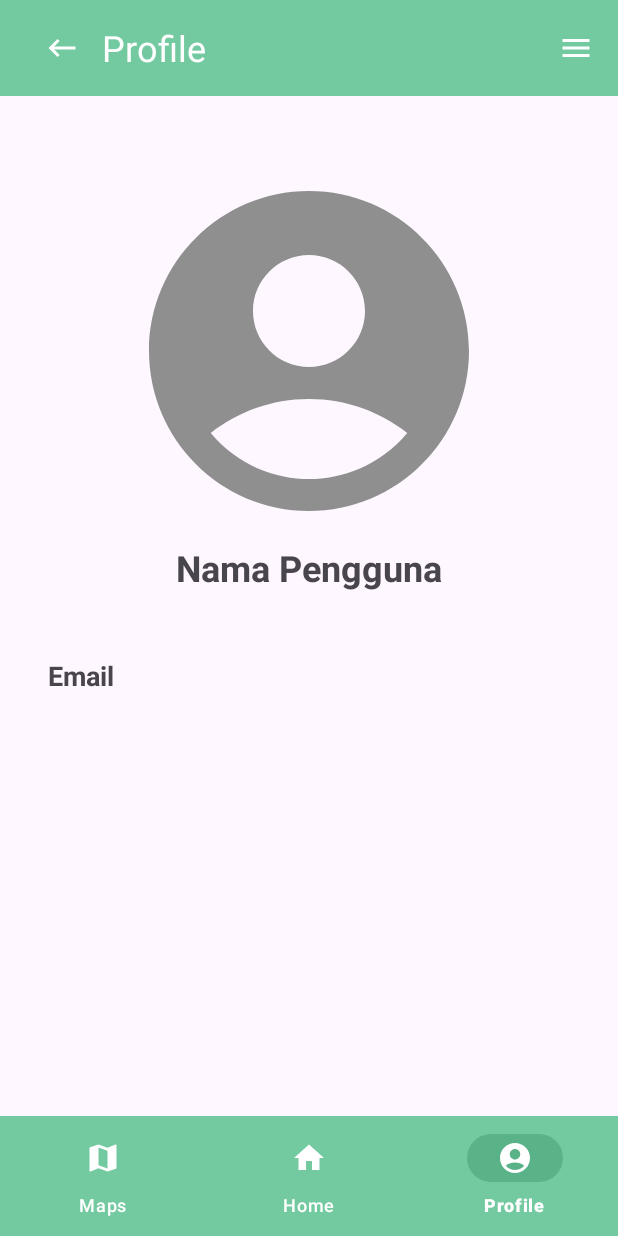
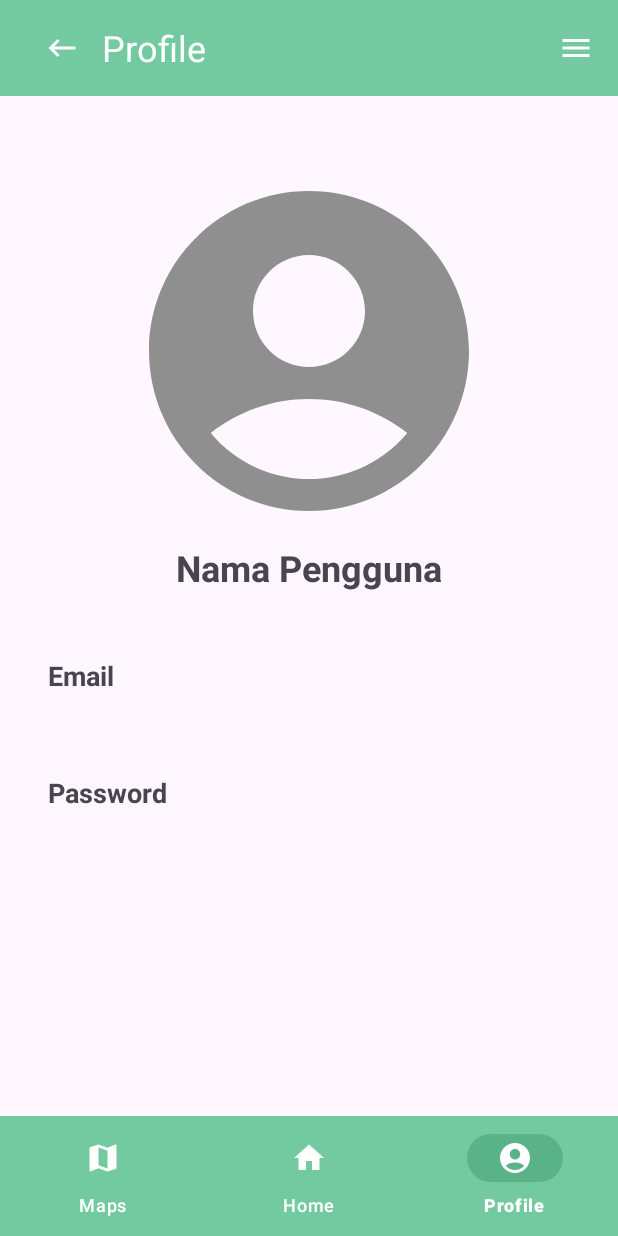
Before and after one commit to syamsudinhilmi/trashtech-project, an Android app: the ProfileActivity screen opened directly, with no data from a screen before it, on a phone screen of 412 x 824 dp. Run offline under Robolectric (Android 15) with nearby library versions, the phone set to English and light mode, and no system bars; our stand-ins replace CircleImageView, Firebase (no records; nobody signed in at launch, a user with empty details on screens opened directly); 3 statements that could not run were skipped.

Commit message:
menambah library firestore untuk menyimpan informasi profile

```diff
--- a/app/build.gradle.kts
+++ b/app/build.gradle.kts
@@ -49,6 +49,7 @@ dependencies {
     implementation("androidx.constraintlayout:constraintlayout:2.1.4")
     implementation("com.google.android.gms:play-services-maps:18.2.0")
     implementation("com.google.firebase:firebase-auth:22.3.0")
+    implementation("com.google.firebase:firebase-firestore:24.10.0")
     implementation("com.google.android.gms:play-services-location:21.0.1")
     testImplementation("junit:junit:4.13.2")
     androidTestImplementation("androidx.test.ext:junit:1.1.5")
--- a/app/src/main/java/com/bangkit/trashtech/ui/activity/ProfileActivity.kt
+++ b/app/src/main/java/com/bangkit/trashtech/ui/activity/ProfileActivity.kt
@@ -17,6 +17,7 @@ import com.bangkit.trashtech.ui.BottomNavigationUtils
 import com.google.firebase.Firebase
 import com.google.firebase.auth.FirebaseAuth
 import com.google.firebase.auth.auth
+import com.google.firebase.firestore.firestore
 
 class ProfileActivity : AppCompatActivity() {
     private lateinit var binding: ActivityProfileBinding
@@ -30,10 +31,27 @@ class ProfileActivity : AppCompatActivity() {
         supportActionBar?.hide()
         auth = Firebase.auth
         val user = auth.currentUser
+        val db = Firebase.firestore
 
         if (user != null) {
-            binding.tvRealEmail.text = user.email
+            val docRef = db.collection("users").document(user.uid)
+            docRef.get()
+                .addOnSuccessListener { document ->
+                    if (document != null) {
+                        Log.d(TAG, "DocumentSnapshot data: ${document.data}")
+                        binding.tvUsername.text = document.get("username").toString()
+                        binding.tvRealEmail.text = document.get("email").toString()
+                        binding.tvRealPassword.text = document.get("password").toString()
+                    } else {
+                        Log.d(TAG, "No such document")
+                    }
+                }
+                .addOnFailureListener { exception ->
+                    Log.d(TAG, "get failed with ", exception)
+                }
+
         }
+
 
         binding.menuDropdown.setOnClickListener { showDropdownMenu(it)  }
 
@@ -99,4 +117,8 @@ class ProfileActivity : AppCompatActivity() {
         startActivity(intent)
         Toast.makeText(this, "Berhasil keluar", Toast.LENGTH_SHORT).show()
     }
+
+    companion object{
+        private val TAG = ProfileActivity::class.java.simpleName
+    }
 }
--- a/app/src/main/res/layout/activity_profile.xml
+++ b/app/src/main/res/layout/activity_profile.xml
@@ -34,16 +34,6 @@
 			android:layout_gravity="start"
 			android:textColor="@color/white"
 			android:layout_marginLeft="18dp"/>
-
-<!--		&lt;!&ndash; Tombol Logout &ndash;&gt;-->
-<!--		<androidx.appcompat.widget.AppCompatImageButton-->
-<!--			android:id="@+id/action_logout"-->
-<!--			android:layout_width="50dp"-->
-<!--			android:layout_height="50dp"-->
-<!--			android:layout_gravity="end"-->
-<!--			android:layout_marginEnd="6dp"-->
-<!--			android:background="@drawable/square_button_solid"-->
-<!--			android:src="@drawable/baseline_logout_24" />-->
 
 		<!-- Menu Dropdown -->
 		<ImageView
@@ -103,6 +93,30 @@
 		app:layout_constraintStart_toStartOf="parent"
 		app:layout_constraintTop_toBottomOf="@+id/tv_email" />
 
+
+	<TextView
+		android:id="@+id/tv_password"
+		android:layout_width="wrap_content"
+		android:layout_height="wrap_content"
+		android:layout_marginTop="23dp"
+		android:text="Password"
+		android:layout_marginStart="32dp"
+		android:textSize="18sp"
+		android:textStyle="bold"
+		app:layout_constraintStart_toStartOf="parent"
+		app:layout_constraintTop_toBottomOf="@+id/tv_real_email" />
+
+	<TextView
+		android:id="@+id/tv_real_password"
+		android:layout_width="wrap_content"
+		android:layout_height="wrap_content"
+		android:layout_marginTop="5dp"
+		tools:text="123123123"
+		android:layout_marginStart="32dp"
+		android:textSize="18sp"
+		app:layout_constraintStart_toStartOf="parent"
+		app:layout_constraintTop_toBottomOf="@+id/tv_password" />
+
 	<com.google.android.material.bottomnavigation.BottomNavigationView
 		android:id="@+id/bottomNavView"
 		android:layout_width="match_parent"
```
Also changed, not shown: app/src/main/java/com/bangkit/trashtech/ui/activity/SignUpActivity.kt (+46 -14 lines).
